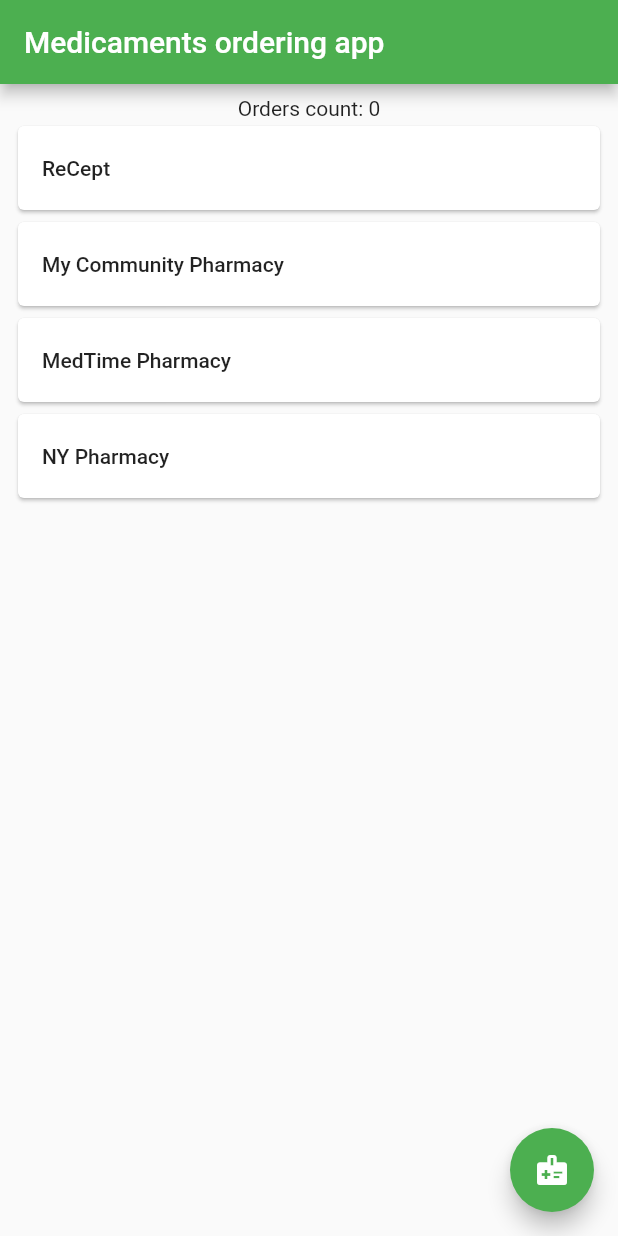
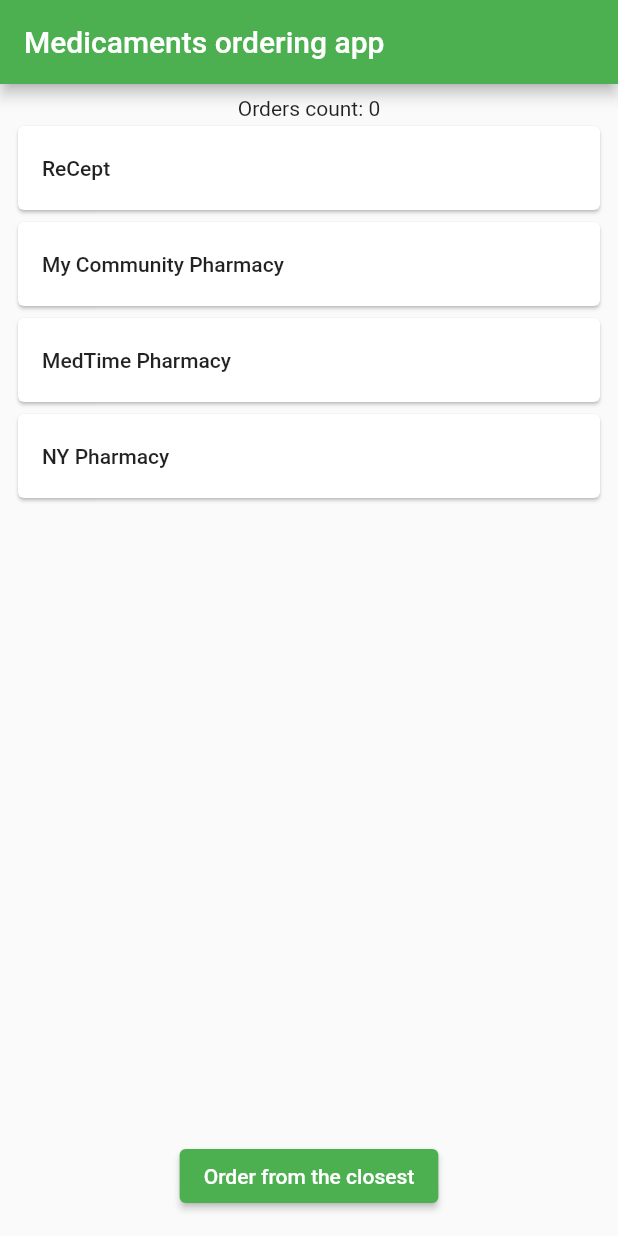
Before and after one commit to amwebexpert/poc_flutter_01, a Flutter app: the screen it shows after launch, on a phone screen of 412 x 824 dp. Run offline on Flutter 3.47's test engine with Material 2 defaults, Android fonts, the phone set to English and light mode, and no system bars; our stand-ins replace flutter_mobx, freezed_annotation, get_it, mobx; generated files the repository leaves out were written again.

```diff
--- a/lib/features/pharmacies/pharmacies.list.dart
+++ b/lib/features/pharmacies/pharmacies.list.dart
@@ -18,7 +18,7 @@ class _PharmacyListScreenState extends State<PharmacyListScreen> {
   final AppStore appStore = serviceLocator.get();
 
   void _orderFromClosestPharmacy() {
-    // print('here');
+    print('here');
   }
 
   void _onTap(PharmacyKey pharmacyKey) {
@@ -28,11 +28,6 @@ class _PharmacyListScreenState extends State<PharmacyListScreen> {
   @override
   Widget build(BuildContext context) {
     return Scaffold(
-      floatingActionButton: FloatingActionButton(
-        onPressed: _orderFromClosestPharmacy,
-        tooltip: 'Order from the closest pharmacy',
-        child: const Icon(Icons.medical_information),
-      ),
       body: Padding(
         padding: const EdgeInsets.all(8),
         child: Observer(builder: (context) {
@@ -56,6 +51,18 @@ class _PharmacyListScreenState extends State<PharmacyListScreen> {
                       );
                     }),
               ),
+              Padding(
+                padding: const EdgeInsets.all(8.0),
+                child: Row(
+                  mainAxisAlignment: MainAxisAlignment.center,
+                  children: [
+                    ElevatedButton(
+                      onPressed: _orderFromClosestPharmacy,
+                      child: const Text('Order from the closest'),
+                    ),
+                  ],
+                ),
+              )
             ],
           );
         }),
--- a/pubspec.yaml
+++ b/pubspec.yaml
@@ -42,6 +42,7 @@ dependencies:
   shared_preferences: ^2.0.13
   universal_io: ^2.0.4
   url_launcher: ^6.0.20
+  latlong2: ^0.8.1
 
 dev_dependencies:
   flutter_test:
```
Also changed, not shown: pubspec.lock.
